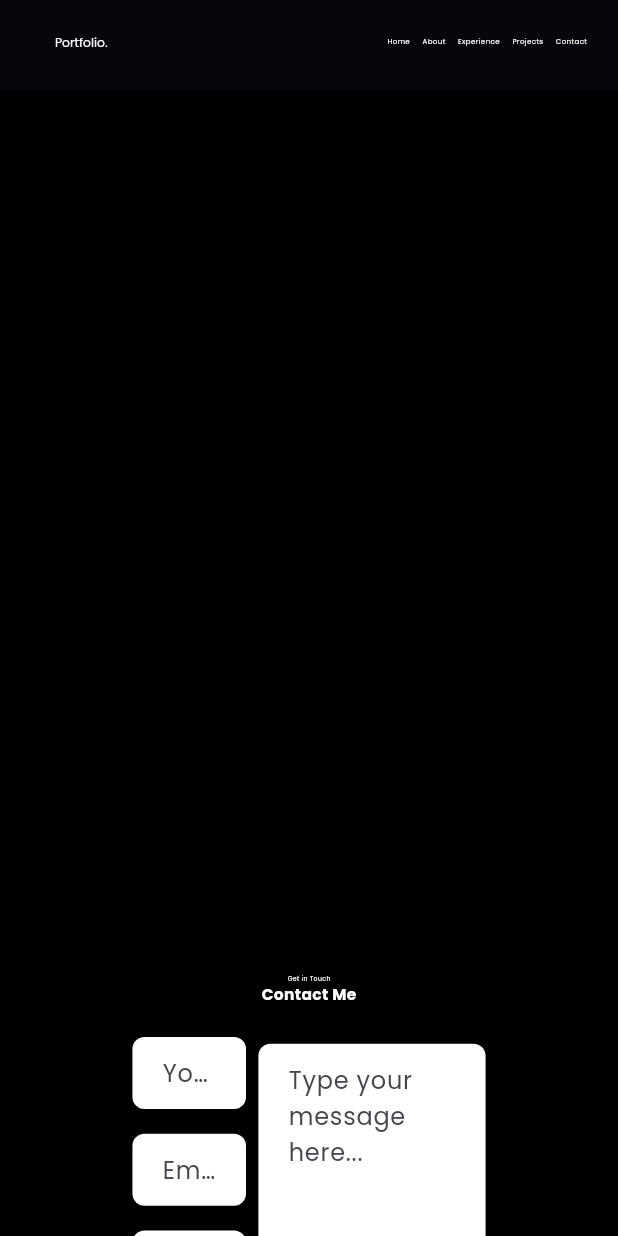
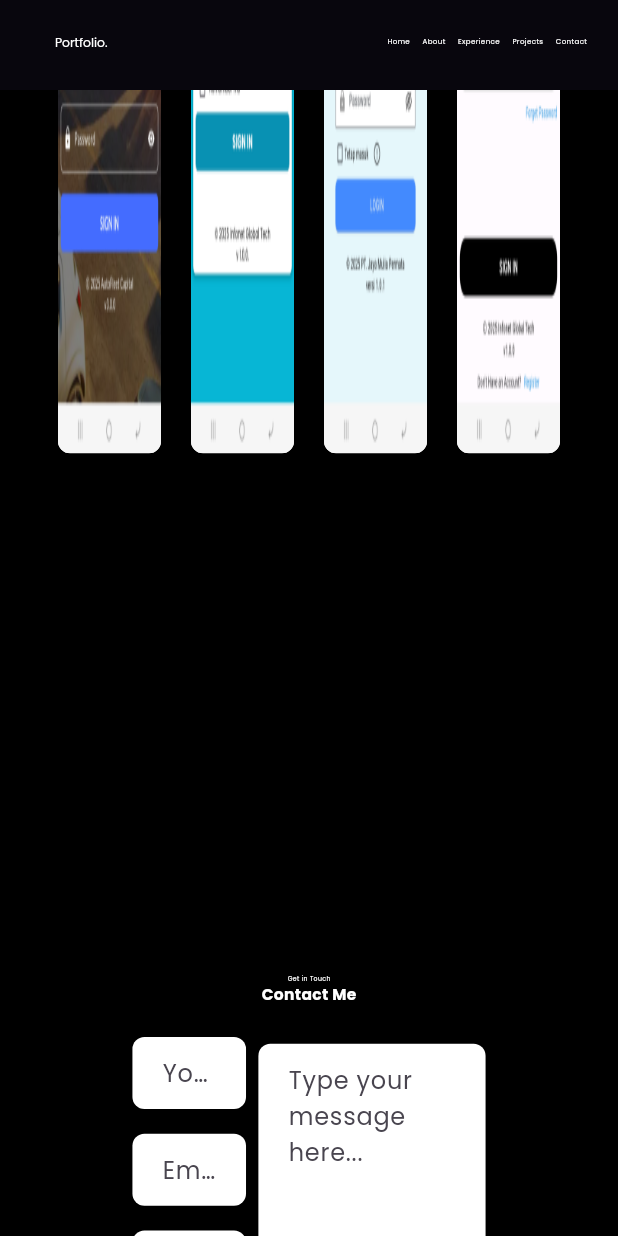
Before and after one commit to andrehaliim/portfolio, a Flutter app: the screen it shows after launch, scrolled down 2880 dp, on a phone screen of 412 x 824 dp. Run offline on Flutter 3.47's test engine with Material 3 defaults, Android fonts, the phone set to English and light mode, and no system bars; our stand-ins replace font_awesome_flutter; missing offline and left inert: dart:html.

Commit message:
add project template

```diff
--- a/lib/projects_ui.dart
+++ b/lib/projects_ui.dart
@@ -1,4 +1,5 @@
 import 'package:flutter/material.dart';
+import 'package:portfolio/constants.dart';
 
 class ProjectsUI extends StatelessWidget {
   const ProjectsUI({super.key});
@@ -13,14 +14,122 @@ class ProjectsUI extends StatelessWidget {
         width: screenWidth,
         height: screenHeight,
         color: Colors.black,
+        padding: EdgeInsets.all(8),
         child: Column(
+          crossAxisAlignment: CrossAxisAlignment.center,
           children: [
-            SizedBox(height: screenHeight * 0.05,),
-            Text('Browse My Recent', style: TextStyle(color: Colors.white, fontSize: screenWidth * 0.01),),
-            Text('Projects', style: TextStyle(color: Colors.white, fontSize: screenWidth * 0.025, fontWeight: FontWeight.bold),),
-            SizedBox(height: screenHeight * 0.1,),
+            SizedBox(
+              height: screenHeight * 0.05,
+            ),
+            Text(
+              'Browse My Recent',
+              style: TextStyle(color: Colors.white, fontSize: screenWidth * 0.01),
+            ),
+            Text(
+              'Projects',
+              style: TextStyle(color: Colors.white, fontSize: screenWidth * 0.025, fontWeight: FontWeight.bold),
+            ),
+            SizedBox(height: screenHeight * 0.025,),
+            Row(
+              mainAxisAlignment: MainAxisAlignment.center,
+              children: [
+                ProjectItem(
+                  imagePath: 'assets/images/afc1.jpg',
+                  screenWidth: screenWidth,
+                  screenHeight: screenHeight,
+                ),
+                ProjectItem(
+                  imagePath: 'assets/images/fika1.jpg',
+                  screenWidth: screenWidth,
+                  screenHeight: screenHeight,
+                ),
+                ProjectItem(
+                  imagePath: 'assets/images/gts1.jpg',
+                  screenWidth: screenWidth,
+                  screenHeight: screenHeight,
+                ),
+                ProjectItem(
+                  imagePath: 'assets/images/vts1.jpg',
+                  screenWidth: screenWidth,
+                  screenHeight: screenHeight,
+                ),
+              ],
+            )
           ],
-        )
+        ));
+  }
+}
+
+class ProjectItem extends StatefulWidget {
+  final String imagePath;
+  final double screenWidth;
+  final double screenHeight;
+
+  const ProjectItem({
+    super.key,
+    required this.imagePath,
+    required this.screenWidth,
+    required this.screenHeight,
+  });
+
+  @override
+  State<ProjectItem> createState() => _ProjectItemState();
+}
+
+class _ProjectItemState extends State<ProjectItem> {
+  bool _isHovered = false;
+
+  void _setHover(bool hovering) {
+    setState(() {
+      _isHovered = hovering;
+    });
+  }
+
+  @override
+  Widget build(BuildContext context) {
+    return MouseRegion(
+      onEnter: (_) => _setHover(true),
+      onExit: (_) => _setHover(false),
+      child: Stack(
+        alignment: Alignment.center,
+        children: [
+          Container(
+            margin: EdgeInsets.all(10),
+            width: widget.screenWidth / 6,
+            height: widget.screenHeight / 1.5,
+            decoration: kBoxDecoration,
+            child: ClipRRect(
+              borderRadius: BorderRadius.circular(8),
+              child: Image.asset(
+                widget.imagePath,
+                fit: BoxFit.fill,
+              ),
+            ),
+          ),
+          if (_isHovered)
+            Container(
+              margin: EdgeInsets.all(10),
+              width: widget.screenWidth / 6,
+              height: widget.screenHeight / 1.5,
+              decoration: BoxDecoration(
+                color: Colors.black.withOpacity(0.4),
+                borderRadius: BorderRadius.circular(8),
+              ),
+            ),
+          if (_isHovered)
+            ElevatedButton(
+              onPressed: () {
+                // Implement detail button action
+                print('Detail button clicked for ${widget.imagePath}');
+              },
+              style: ElevatedButton.styleFrom(
+                backgroundColor: Colors.white,
+                foregroundColor: Colors.black,
+              ),
+              child: Text('Detail'),
+            ),
+        ],
+      ),
     );
   }
 }
--- a/pubspec.yaml
+++ b/pubspec.yaml
@@ -26,6 +26,10 @@ flutter:
 
   assets:
   - assets/images/profile.png
+  - assets/images/afc1.jpg
+  - assets/images/fika1.jpg
+  - assets/images/gts1.jpg
+  - assets/images/vts1.jpg
   - assets/docs/curriculumvitae.pdf
 
   fonts:
```
Also changed, not shown: assets/images/afc1.jpg (added), assets/images/fika1.jpg (added), assets/images/gts1.jpg (added), assets/images/vts1.jpg (added).
